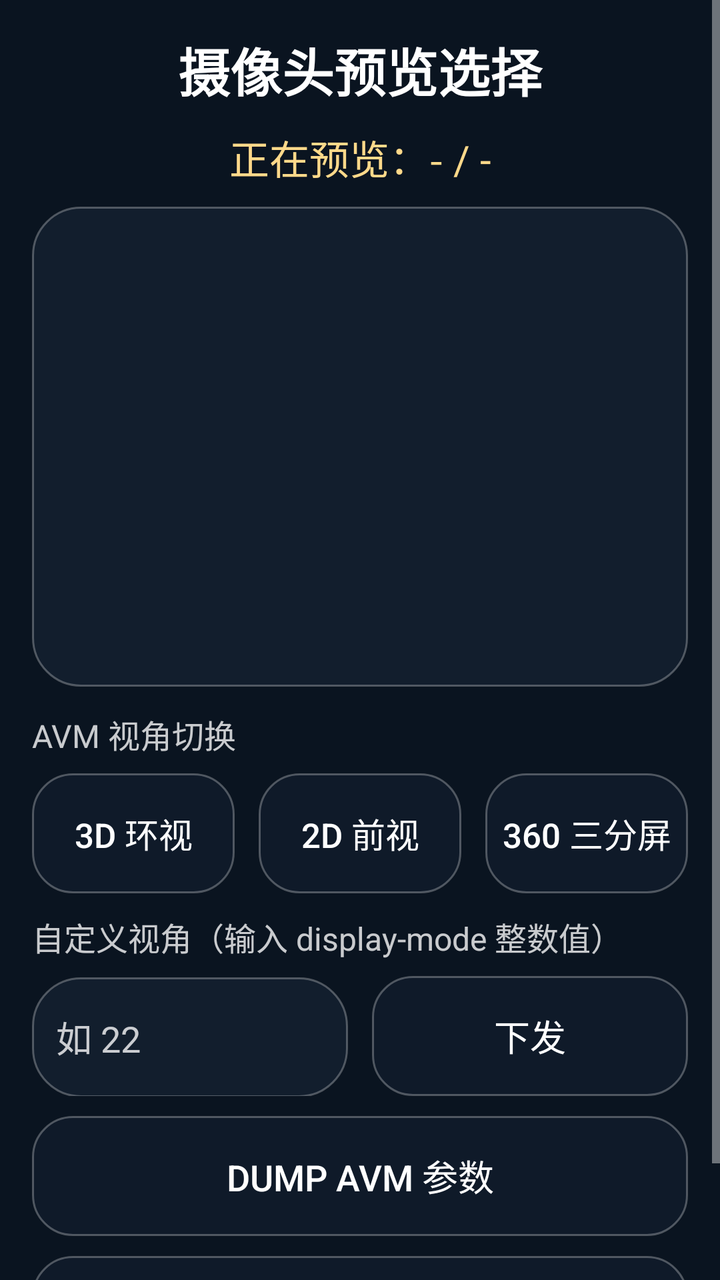
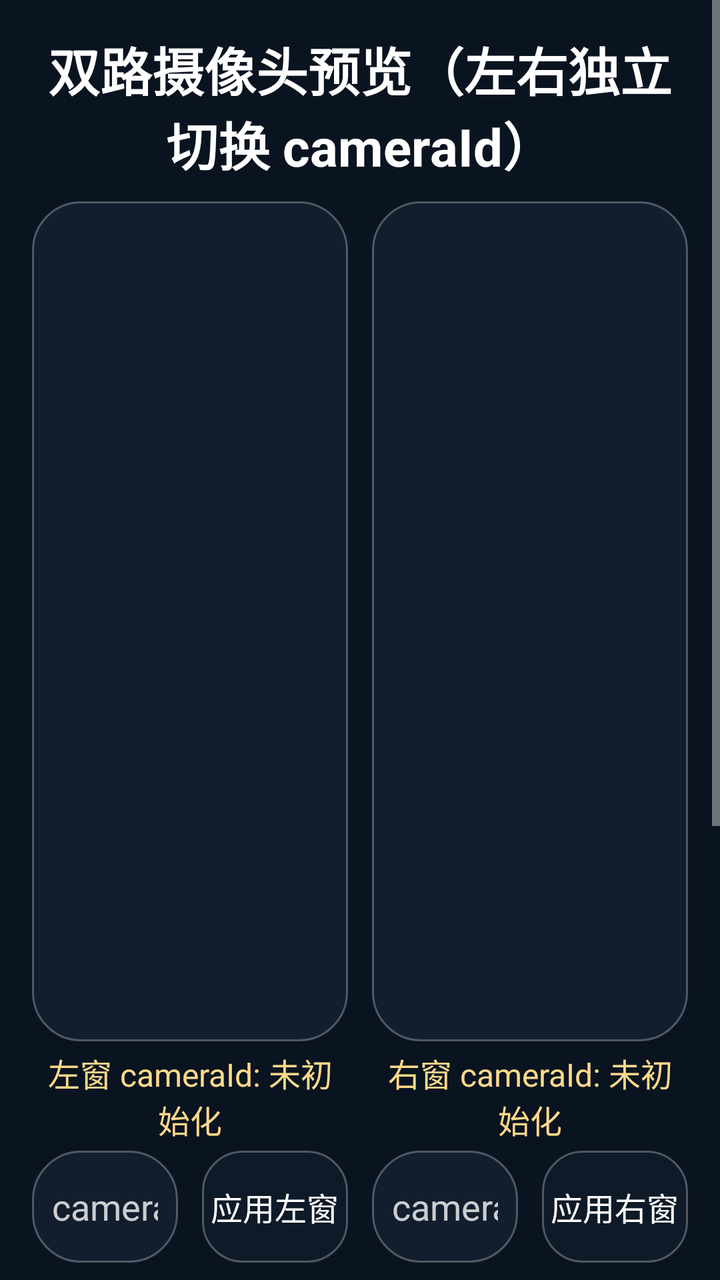

An Android layout rendered at two revisions. The XML below is the earlier revision; the diff shows what the commit changed to produce the second picture.
<!-- AndroidManifest.xml: application theme AppTheme -->
<!-- res/layout/activity_camera_test.xml -->
<?xml version="1.0" encoding="utf-8"?>
<ScrollView xmlns:android="http://schemas.android.com/apk/res/android"
    android:layout_width="match_parent"
    android:layout_height="match_parent"
    android:background="@color/bg_deep">

    <LinearLayout
        android:layout_width="match_parent"
        android:layout_height="wrap_content"
        android:orientation="vertical"
        android:padding="16dp">

        <TextView
            android:id="@+id/tv_cam_title"
            android:layout_width="match_parent"
            android:layout_height="wrap_content"
            android:text="摄像头预览选择"
            android:textColor="@color/text_white"
            android:textSize="26sp"
            android:textStyle="bold"
            android:gravity="center"
            android:layout_marginBottom="10dp"/>

        <TextView
            android:id="@+id/tv_cam_index"
            android:layout_width="match_parent"
            android:layout_height="wrap_content"
            android:text="正在预览：- / -"
            android:textColor="@color/accent_gold"
            android:textSize="20sp"
            android:gravity="center"
            android:layout_marginBottom="10dp"/>

        
        <FrameLayout
            android:layout_width="match_parent"
            android:layout_height="240dp"
            android:background="@drawable/bg_panel"
            android:layout_marginBottom="12dp">

            <TextureView
                android:id="@+id/test_texture"
                android:layout_width="match_parent"
                android:layout_height="match_parent"
                android:layout_margin="2dp"/>
        </FrameLayout>

        <TextView
            android:layout_width="match_parent"
            android:layout_height="wrap_content"
            android:text="AVM 视角切换"
            android:textColor="@color/text_secondary"
            android:textSize="16sp"
            android:layout_marginBottom="8dp"/>

        <LinearLayout
            android:layout_width="match_parent"
            android:layout_height="wrap_content"
            android:orientation="horizontal">

            <Button
                android:id="@+id/btn_avm_3d"
                android:layout_width="0dp"
                android:layout_height="60dp"
                android:layout_weight="1"
                android:layout_marginEnd="6dp"
                android:background="@drawable/bg_button"
                android:textColor="@color/text_white"
                android:text="3D 环视"
                android:textSize="17sp"/>

            <Button
                android:id="@+id/btn_avm_front"
                android:layout_width="0dp"
                android:layout_height="60dp"
                android:layout_weight="1"
                android:layout_marginStart="6dp"
                android:layout_marginEnd="6dp"
                android:background="@drawable/bg_button"
                android:textColor="@color/text_white"
                android:text="2D 前视"
                android:textSize="17sp"/>

            <Button
                android:id="@+id/btn_avm_360"
                android:layout_width="0dp"
                android:layout_height="60dp"
                android:layout_weight="1"
                android:layout_marginStart="6dp"
                android:background="@drawable/bg_button"
                android:textColor="@color/text_white"
                android:text="360 三分屏"
                android:textSize="17sp"/>
        </LinearLayout>

        
        <TextView
            android:layout_width="match_parent"
            android:layout_height="wrap_content"
            android:text="自定义视角（输入 display-mode 整数值）"
            android:textColor="@color/text_secondary"
            android:textSize="16sp"
            android:layout_marginTop="10dp"
            android:layout_marginBottom="8dp"/>

        <LinearLayout
            android:layout_width="match_parent"
            android:layout_height="wrap_content"
            android:orientation="horizontal">

            <EditText
                android:id="@+id/et_avm_custom"
                android:layout_width="0dp"
                android:layout_height="60dp"
                android:layout_weight="1"
                android:layout_marginEnd="6dp"
                android:background="@drawable/bg_panel"
                android:inputType="numberSigned"
                android:hint="如 22"
                android:textColor="@color/text_white"
                android:textColorHint="@color/text_secondary"
                android:padding="12dp"
                android:textSize="18sp"/>

            <Button
                android:id="@+id/btn_avm_custom"
                android:layout_width="0dp"
                android:layout_height="60dp"
                android:layout_weight="1"
                android:layout_marginStart="6dp"
                android:background="@drawable/bg_button"
                android:textColor="@color/text_white"
                android:text="下发"
                android:textSize="18sp"/>
        </LinearLayout>

        <Button
            android:id="@+id/btn_dump_avm"
            android:layout_width="match_parent"
            android:layout_height="60dp"
            android:layout_marginTop="10dp"
            android:background="@drawable/bg_button"
            android:textColor="@color/text_white"
            android:text="dump AVM 参数"
            android:textSize="18sp"/>

        <Button
            android:id="@+id/btn_back"
            android:layout_width="match_parent"
            android:layout_height="60dp"
            android:layout_marginTop="10dp"
            android:background="@drawable/bg_button"
            android:textColor="@color/text_white"
            android:text="返回主界面"
            android:textSize="18sp"/>
    </LinearLayout>
</ScrollView>
<!-- resources referenced by this layout -->
<resources>
  <color name="accent_gold">#FFD98A</color>
  <color name="bg_deep">#0A1420</color>
  <color name="text_secondary">#C7FFFFFF</color>
  <color name="text_white">#FFFFFF</color>
  <!-- drawable bg_button (drawable) -->
  <?xml version="1.0" encoding="utf-8"?>
  <shape xmlns:android="http://schemas.android.com/apk/res/android">
      <solid android:color="#8A142030"/>
      <corners android:radius="20dp"/>
      <stroke android:width="1dp" android:color="@color/border_light"/>
  </shape>
  <!-- drawable bg_panel (drawable) -->
  <?xml version="1.0" encoding="utf-8"?>
  <shape xmlns:android="http://schemas.android.com/apk/res/android">
      <solid android:color="@color/panel_dark"/>
      <corners android:radius="24dp"/>
      <stroke android:width="1dp" android:color="@color/border_light"/>
  </shape>
  <style name="AppTheme" parent="@android:style/Theme.Material.NoActionBar">
          <item name="android:windowBackground">@color/bg_deep</item>
          <item name="android:colorAccent">@color/accent_gold</item>
          <item name="android:statusBarColor">@color/bg_deep</item>
          <item name="android:navigationBarColor">@color/bg_deep</item>
          <item name="android:textColorPrimary">@color/text_white</item>
          <item name="android:textColorSecondary">@color/text_secondary</item>
      </style>
  <color name="border_light">#47FFFFFF</color>
  <color name="panel_dark">#D9142030</color>
</resources>

<!-- the commit's change to res/layout/activity_camera_test.xml (unified diff, before → after) -->
@@ -14,36 +14,146 @@
             android:id="@+id/tv_cam_title"
             android:layout_width="match_parent"
             android:layout_height="wrap_content"
-            android:text="摄像头预览选择"
+            android:text="双路摄像头预览（左右独立切换 cameraId）"
             android:textColor="@color/text_white"
             android:textSize="26sp"
             android:textStyle="bold"
             android:gravity="center"
             android:layout_marginBottom="10dp"/>
 
-        <TextView
-            android:id="@+id/tv_cam_index"
-            android:layout_width="match_parent"
-            android:layout_height="wrap_content"
-            android:text="正在预览：- / -"
-            android:textColor="@color/accent_gold"
-            android:textSize="20sp"
-            android:gravity="center"
-            android:layout_marginBottom="10dp"/>
-
         
-        <FrameLayout
-            android:layout_width="match_parent"
-            android:layout_height="240dp"
-            android:background="@drawable/bg_panel"
+        <LinearLayout
+            android:layout_width="match_parent"
+            android:layout_height="wrap_content"
+            android:orientation="horizontal"
             android:layout_marginBottom="12dp">
 
-            <TextureView
-                android:id="@+id/test_texture"
-                android:layout_width="match_parent"
-                android:layout_height="match_parent"
-                android:layout_margin="2dp"/>
-        </FrameLayout>
+            
+            <LinearLayout
+                android:layout_width="0dp"
+                android:layout_height="wrap_content"
+                android:layout_weight="1"
+                android:orientation="vertical"
+                android:layout_marginEnd="6dp">
+
+                <FrameLayout
+                    android:layout_width="match_parent"
+                    android:layout_height="420dp"
+                    android:background="@drawable/bg_panel">
+
+                    <TextureView
+                        android:id="@+id/test_texture_left"
+                        android:layout_width="match_parent"
+                        android:layout_height="match_parent"
+                        android:layout_margin="2dp"/>
+                </FrameLayout>
+
+                <TextView
+                    android:id="@+id/tv_cam_left_info"
+                    android:layout_width="match_parent"
+                    android:layout_height="wrap_content"
+                    android:text="左窗 cameraId: 未初始化"
+                    android:textColor="@color/accent_gold"
+                    android:textSize="16sp"
+                    android:gravity="center"
+                    android:layout_marginTop="4dp"/>
+
+                <LinearLayout
+                    android:layout_width="match_parent"
+                    android:layout_height="wrap_content"
+                    android:orientation="horizontal"
+                    android:layout_marginTop="4dp">
+
+                    <EditText
+                        android:id="@+id/et_cam_id_left"
+                        android:layout_width="0dp"
+                        android:layout_height="56dp"
+                        android:layout_weight="1"
+                        android:layout_marginEnd="6dp"
+                        android:background="@drawable/bg_panel"
+                        android:inputType="numberSigned"
+                        android:hint="cameraId"
+                        android:textColor="@color/text_white"
+                        android:textColorHint="@color/text_secondary"
+                        android:padding="10dp"
+                        android:textSize="18sp"/>
+
+                    <Button
+                        android:id="@+id/btn_apply_left"
+                        android:layout_width="0dp"
+                        android:layout_height="56dp"
+                        android:layout_weight="1"
+                        android:layout_marginStart="6dp"
+                        android:background="@drawable/bg_button"
+                        android:textColor="@color/text_white"
+                        android:text="应用左窗"
+                        android:textSize="16sp"/>
+                </LinearLayout>
+            </LinearLayout>
+
+            
+            <LinearLayout
+                android:layout_width="0dp"
+                android:layout_height="wrap_content"
+                android:layout_weight="1"
+                android:orientation="vertical"
+                android:layout_marginStart="6dp">
+
+                <FrameLayout
+                    android:layout_width="match_parent"
+                    android:layout_height="420dp"
+                    android:background="@drawable/bg_panel">
+
+                    <TextureView
+                        android:id="@+id/test_texture_right"
+                        android:layout_width="match_parent"
+                        android:layout_height="match_parent"
+                        android:layout_margin="2dp"/>
+                </FrameLayout>
+
+                <TextView
+                    android:id="@+id/tv_cam_right_info"
+                    android:layout_width="match_parent"
+                    android:layout_height="wrap_content"
+                    android:text="右窗 cameraId: 未初始化"
+                    android:textColor="@color/accent_gold"
+                    android:textSize="16sp"
+                    android:gravity="center"
+                    android:layout_marginTop="4dp"/>
+
+                <LinearLayout
+                    android:layout_width="match_parent"
+                    android:layout_height="wrap_content"
+                    android:orientation="horizontal"
+                    android:layout_marginTop="4dp">
+
+                    <EditText
+                        android:id="@+id/et_cam_id_right"
+                        android:layout_width="0dp"
+                        android:layout_height="56dp"
+                        android:layout_weight="1"
+                        android:layout_marginEnd="6dp"
+                        android:background="@drawable/bg_panel"
+                        android:inputType="numberSigned"
+                        android:hint="cameraId"
+                        android:textColor="@color/text_white"
+                        android:textColorHint="@color/text_secondary"
+                        android:padding="10dp"
+                        android:textSize="18sp"/>
+
+                    <Button
+                        android:id="@+id/btn_apply_right"
+                        android:layout_width="0dp"
+                        android:layout_height="56dp"
+                        android:layout_weight="1"
+                        android:layout_marginStart="6dp"
+                        android:background="@drawable/bg_button"
+                        android:textColor="@color/text_white"
+                        android:text="应用右窗"
+                        android:textSize="16sp"/>
+                </LinearLayout>
+            </LinearLayout>
+        </LinearLayout>
 
         <TextView
             android:layout_width="match_parent"
